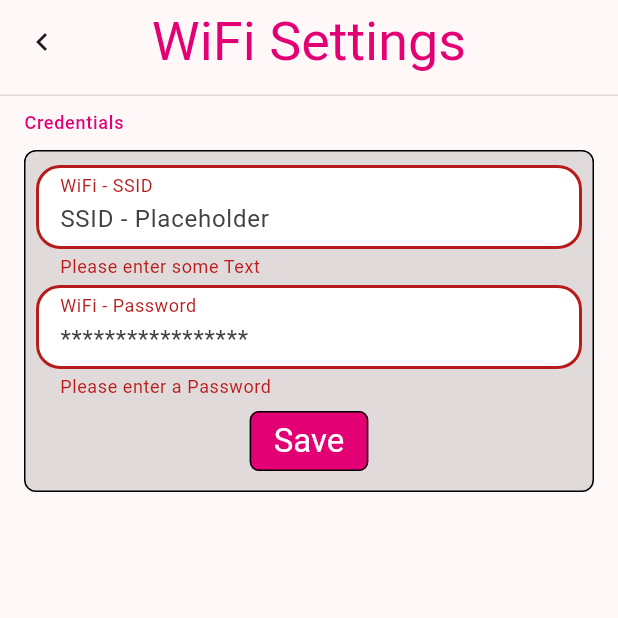
After one commit to spezian/magenta_wifi_vision, a Flutter app: the WifiSettingsScreen screen opened directly, after a tap on "Save", on a phone screen of 412 x 824 dp, the top half of it. The commit adds this screen. Run offline on Flutter 3.47's test engine with Material 3 defaults, Android fonts, the phone set to English and light mode, and no system bars; our stand-ins replace flutter_svg.

Commit message:
Add settings menus

```diff
--- /dev/null
+++ b/lib/views/settings/wifi_screen.dart
@@ -0,0 +1,91 @@
+import 'package:flutter/material.dart';
+import 'package:magenta_wifi_vision/widgets/magenta_app_bar.dart';
+import 'package:magenta_wifi_vision/widgets/magenta_buttons.dart';
+
+import '../../theme.dart';
+
+class WifiSettingsScreen extends StatefulWidget {
+  const WifiSettingsScreen({super.key});
+
+  @override
+  State<WifiSettingsScreen> createState() => _WifiSettingsScreenState();
+}
+
+class _WifiSettingsScreenState extends State<WifiSettingsScreen> {
+  final GlobalKey<FormState> _formKey = GlobalKey<FormState>();
+
+  @override
+  Widget build(BuildContext context) {
+    return Scaffold(
+      appBar: MagentaAppBar(title: Text("WiFi Settings")),
+      body: Padding(
+        padding: const .symmetric(horizontal: 16.0, vertical: 10.0),
+        child: Column(
+          crossAxisAlignment: CrossAxisAlignment.start,
+          spacing: 10.0,
+          children: [
+            Text(
+              "Credentials",
+              style: Theme.of(
+                context,
+              ).textTheme.labelMedium!.copyWith(color: magentaColour),
+            ),
+            DecoratedBox(
+                decoration: BoxDecoration(
+                  color: Colors.black12,
+                  border: Border.all(color: Colors.black),
+                  borderRadius: BorderRadius.circular(8.0)
+                ),
+              child: Padding(
+                padding: const .symmetric(horizontal: 8.0, vertical: 10.0),
+                child: Form(
+                  key: _formKey,
+                  child: Column(
+                    spacing: 4.0,
+                    children: [
+                      TextFormField(
+                        decoration: const InputDecoration(
+                            hintText: 'SSID - Placeholder',
+                            labelText: 'WiFi - SSID'
+                        ),
+                        validator: (String? value) {
+                          if (value == null || value.isEmpty) {
+                            return "Please enter some Text";
+                          }
+                          return null;
+                        },
+                      ),
+                      TextFormField(
+                        decoration: const InputDecoration(
+                            hintText: '*****************',
+                            labelText: 'WiFi - Password',
+                        ),
+                        obscureText: true,
+                        obscuringCharacter: '*',
+                        validator: (String? value) {
+                          if (value == null || value.isEmpty) {
+                            return "Please enter a Password";
+                          }
+                          return null;
+                        },
+                      ),
+                      MagentaSmallButton(
+                        onPressed: () {
+                          if (_formKey.currentState!.validate()) {
+
+                          }
+                        },
+                        border: true,
+                        child: Text("Save"),
+                      )
+                    ],
+                  ),
+                ),
+              ),
+            )
+          ],
+        ),
+      ),
+    );
+  }
+}
--- /dev/null
+++ b/lib/widgets/magenta_app_bar.dart
@@ -0,0 +1,28 @@
+import 'package:flutter/material.dart';
+
+class MagentaAppBar extends StatelessWidget implements PreferredSizeWidget {
+  final Widget title;
+
+  const MagentaAppBar({super.key, required this.title});
+
+  @override
+  Widget build(BuildContext context) {
+    return AppBar(
+      title: title,
+      leading: ModalRoute.of(context)?.impliesAppBarDismissal ?? false
+          ? IconButton(
+              icon: Icon(Icons.chevron_left),
+              onPressed: () => Navigator.of(context).maybePop(),
+            )
+          : null,
+      automaticallyImplyLeading: false,
+      bottom: PreferredSize(
+        preferredSize: const Size.fromHeight(8.0),
+        child: Container(color: Colors.black12, height: 1.0),
+      ),
+    );
+  }
+
+  @override
+  Size get preferredSize => const Size.fromHeight(kToolbarHeight + 8.0);
+}
--- /dev/null
+++ b/lib/widgets/magenta_buttons.dart
@@ -0,0 +1,26 @@
+import 'package:flutter/material.dart';
+
+class MagentaSmallButton extends StatelessWidget {
+  final VoidCallback? onPressed;
+  final bool border;
+  final Widget? child;
+  const MagentaSmallButton({super.key, this.onPressed, this.child, this.border = false});
+
+  @override
+  Widget build(BuildContext context) {
+    return FilledButton(
+        style: ButtonStyle(
+          textStyle: WidgetStatePropertyAll<TextStyle?>(TextStyle(fontSize: 22.0)),
+          shape: WidgetStatePropertyAll<OutlinedBorder?>(
+              RoundedRectangleBorder(
+                  borderRadius: BorderRadius.circular(6.0),
+                side: border ? BorderSide(color: Colors.black) : BorderSide.none
+              ),
+          ),
+          padding: WidgetStatePropertyAll<EdgeInsetsGeometry?>(.symmetric(horizontal: 16.0)),
+        ),
+        onPressed: onPressed,
+        child: child
+    );
+  }
+}
--- /dev/null
+++ b/lib/widgets/magenta_outline_input_border.dart
@@ -0,0 +1,39 @@
+import 'package:flutter/material.dart';
+
+class MagentaOutlineInputBorder extends OutlineInputBorder {
+  const MagentaOutlineInputBorder({
+    super.borderRadius,
+    super.borderSide,
+    super.gapPadding
+  });
+
+  @override
+  ShapeBorder? lerpFrom(ShapeBorder? a, double t) {
+    if (a is MagentaOutlineInputBorder) {
+      return MagentaOutlineInputBorder(
+        borderSide: BorderSide.lerp(a.borderSide, borderSide, t),
+        borderRadius: BorderRadius.lerp(a.borderRadius, borderRadius, t)!,
+      );
+    }
+    return super.lerpFrom(a, t);
+  }
+
+  @override
+  bool get isOutline => false;
+
+  @override
+  void paint(
+      final Canvas canvas,
+      final Rect rect, {
+        final double? gapStart,
+        final double gapExtent = 0.0,
+        final double gapPercentage = 0.0,
+        final TextDirection? textDirection,
+      }) {
+    super.paint(
+      canvas,
+      rect,
+      textDirection: textDirection,
+    );
+  }
+}
--- a/pubspec.yaml
+++ b/pubspec.yaml
@@ -32,6 +32,7 @@ dependencies:
     sdk: flutter
 
   flutter_svg: ^2.2.3
+  ar_flutter_plugin_plus: ^1.1.3
 
   # The following adds the Cupertino Icons font to your application.
   # Use with the CupertinoIcons class for iOS style icons.
```
Also changed, not shown: lib/theme.dart (+67 -30 lines), lib/views/home/settings_view.dart (+19 -1 lines), lib/views/home_screen.dart (+8 -24 lines), lib/views/settings/faq_screen.dart (added, +21 -0 lines), pubspec.lock.
